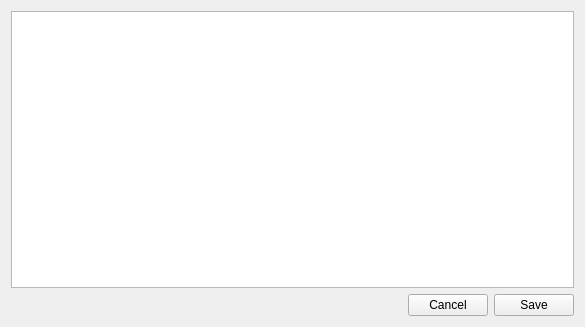
t123/ReadingTool.Python, file qtdesigner/settings.ui: the form before one commit.
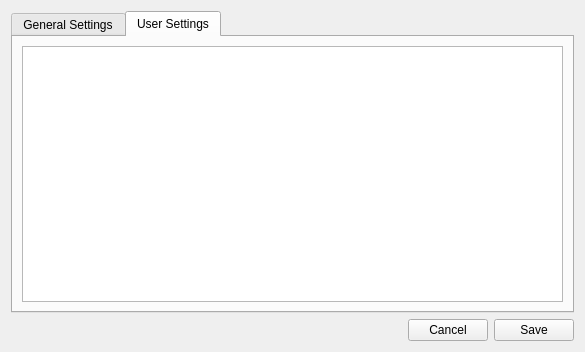
The form after the commit. The open tabs and pages were chosen to show the change.

Diff of the .ui file:
```diff
--- a/qtdesigner/settings.ui
+++ b/qtdesigner/settings.ui
@@ -7,12 +7,22 @@
     <x>0</x>
     <y>0</y>
     <width>585</width>
-    <height>327</height>
+    <height>352</height>
    </rect>
   </property>
   <property name="windowTitle">
    <string>Settings</string>
   </property>
+  <layout class="QVBoxLayout" name="verticalLayout_3">
+   <item>
+    <widget class="QTabWidget" name="tabWidget">
+     <property name="currentIndex">
+      <number>0</number>
+     </property>
+     <widget class="QWidget" name="tabGeneral">
+      <attribute name="title">
+       <string>General Settings</string>
+      </attribute>
   <layout class="QVBoxLayout" name="verticalLayout">
    <item>
     <widget class="QTableWidget" name="twSettings">
@@ -27,6 +37,24 @@
      </property>
     </widget>
    </item>
+      </layout>
+     </widget>
+     <widget class="QWidget" name="tabUser">
+      <attribute name="title">
+       <string>User Settings</string>
+      </attribute>
+      <layout class="QVBoxLayout" name="verticalLayout_2">
+       <item>
+        <widget class="QTableWidget" name="twUserSettings">
+         <property name="selectionMode">
+          <enum>QAbstractItemView::SingleSelection</enum>
+         </property>
+        </widget>
+       </item>
+      </layout>
+     </widget>
+    </widget>
+   </item>
    <item>
     <layout class="QHBoxLayout" name="horizontalLayout">
      <item>
```
Left out of the diff: 30 changed lines with no effect on the pictures. Lines whose indentation alone changed are shown as unchanged.
